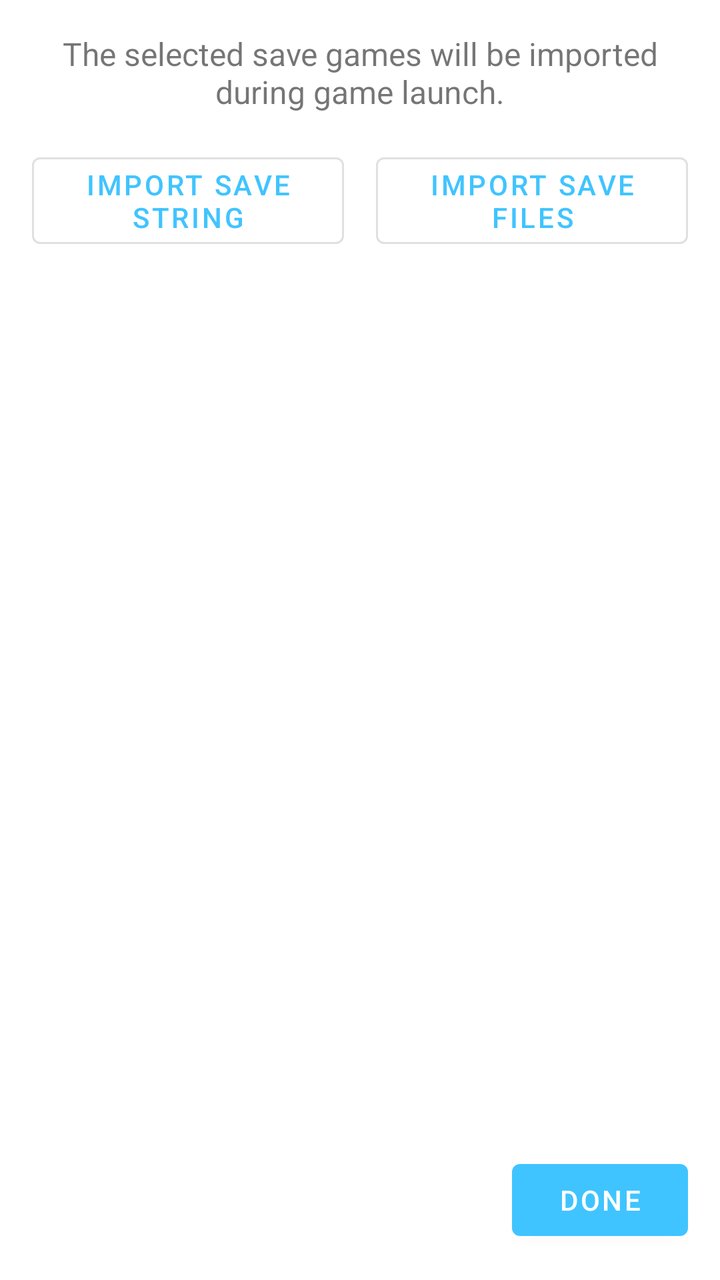
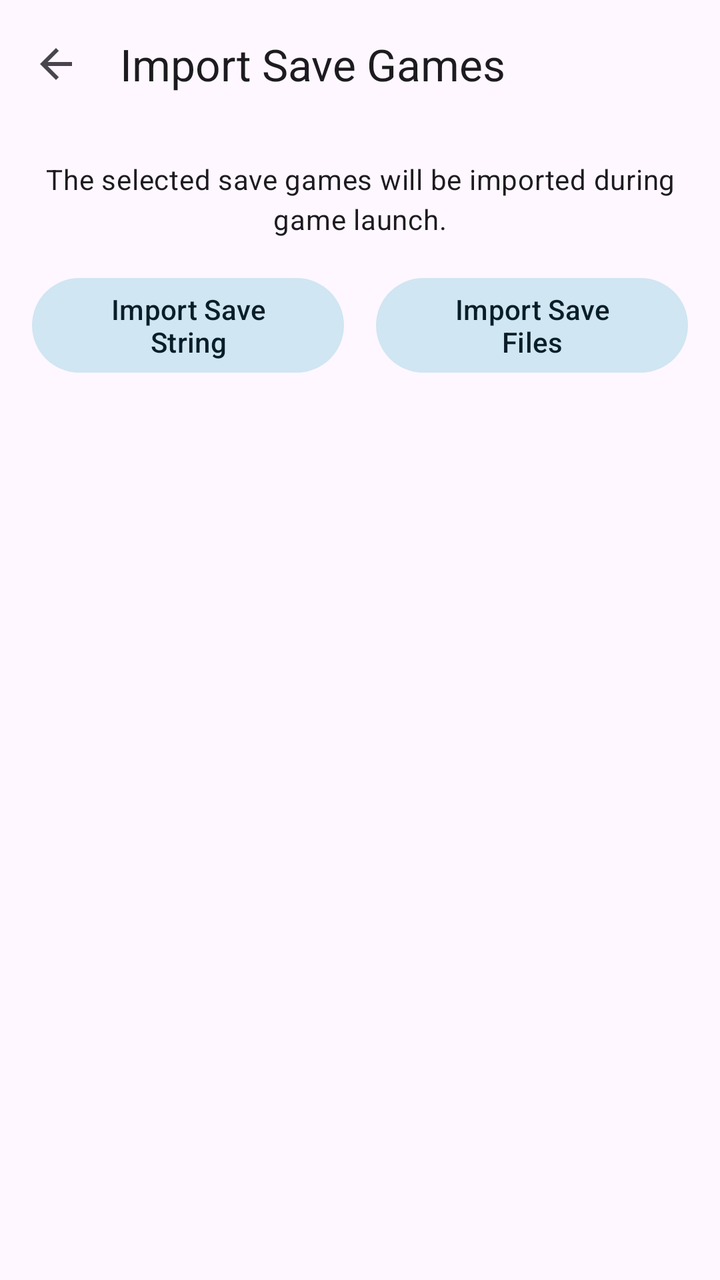

Two renders of the same Android screen: before a commit and after it. Below are the layout's source before the change and the commit's diff.
<!-- AndroidManifest.xml: application theme AppTheme -->
<!-- res/layout/activity_save_import.xml -->
<?xml version="1.0" encoding="utf-8"?>
<androidx.constraintlayout.widget.ConstraintLayout xmlns:android="http://schemas.android.com/apk/res/android"
    xmlns:app="http://schemas.android.com/apk/res-auto"
    android:layout_width="match_parent"
    android:layout_height="match_parent"
    android:padding="16dp">

    <TextView
        android:id="@+id/header_text"
        android:layout_width="0dp"
        android:layout_height="wrap_content"
        android:text="@string/save_import_header"
        android:textAlignment="center"
        android:textSize="16sp"
        app:layout_constraintEnd_toEndOf="parent"
        app:layout_constraintStart_toStartOf="parent"
        app:layout_constraintTop_toTopOf="parent" />

    <Button
        android:id="@+id/import_string_button"
        style="@style/Widget.MaterialComponents.Button.OutlinedButton"
        android:layout_width="0dp"
        android:layout_height="wrap_content"
        android:layout_marginTop="16dp"
        android:layout_marginEnd="8dp"
        android:text="@string/import_string_button"
        app:layout_constraintEnd_toStartOf="@+id/import_files_button"
        app:layout_constraintHorizontal_chainStyle="spread"
        app:layout_constraintStart_toStartOf="parent"
        app:layout_constraintTop_toBottomOf="@+id/header_text" />

    <Button
        android:id="@+id/import_files_button"
        style="@style/Widget.MaterialComponents.Button.OutlinedButton"
        android:layout_width="0dp"
        android:layout_height="wrap_content"
        android:layout_marginStart="8dp"
        android:layout_marginTop="16dp"
        android:text="@string/import_files_button"
        app:layout_constraintEnd_toEndOf="parent"
        app:layout_constraintStart_toEndOf="@+id/import_string_button"
        app:layout_constraintTop_toBottomOf="@+id/header_text" />

    <androidx.recyclerview.widget.RecyclerView
        android:id="@+id/saves_recycler_view"
        android:layout_width="0dp"
        android:layout_height="0dp"
        android:layout_marginTop="16dp"
        android:layout_marginBottom="16dp"
        app:layout_constraintBottom_toTopOf="@+id/done_button"
        app:layout_constraintEnd_toEndOf="parent"
        app:layout_constraintStart_toStartOf="parent"
        app:layout_constraintTop_toBottomOf="@+id/import_string_button" />

    <TextView
        android:id="@+id/empty_text"
        android:layout_width="wrap_content"
        android:layout_height="wrap_content"
        android:text="@string/save_import_empty"
        android:textColor="?android:attr/textColorSecondary"
        android:visibility="gone"
        app:layout_constraintBottom_toTopOf="@+id/done_button"
        app:layout_constraintEnd_toEndOf="parent"
        app:layout_constraintStart_toStartOf="parent"
        app:layout_constraintTop_toBottomOf="@+id/import_string_button" />

    <Button
        android:id="@+id/done_button"
        android:layout_width="wrap_content"
        android:layout_height="wrap_content"
        android:text="@string/save_import_done"
        app:layout_constraintBottom_toBottomOf="parent"
        app:layout_constraintEnd_toEndOf="parent" />

</androidx.constraintlayout.widget.ConstraintLayout>
<!-- resources referenced by this layout -->
<resources>
  <string name="import_files_button">Import Save Files</string>
  <string name="import_string_button">Import Save String</string>
  <string name="save_import_done">Done</string>
  <string name="save_import_empty">No save games queued</string>
  <string name="save_import_header">The selected save games will be imported during game launch.</string>
  <style name="AppTheme" parent="Theme.MaterialComponents.DayNight.NoActionBar">
          
          <item name="colorPrimary">@color/colorPrimary</item>
          <item name="colorPrimaryDark">@color/colorPrimaryDark</item>
          <item name="colorAccent">@color/colorAccent</item>
      </style>
  <color name="colorPrimary">#40C4FF</color>
  <color name="colorPrimaryDark">#448AFF</color>
  <color name="colorAccent">#40C4FF</color>
</resources>

<!-- the commit's change to res/layout/activity_save_import.xml (unified diff, before → after) -->
@@ -1,75 +1,91 @@
 <?xml version="1.0" encoding="utf-8"?>
-<androidx.constraintlayout.widget.ConstraintLayout xmlns:android="http://schemas.android.com/apk/res/android"
+<androidx.coordinatorlayout.widget.CoordinatorLayout xmlns:android="http://schemas.android.com/apk/res/android"
     xmlns:app="http://schemas.android.com/apk/res-auto"
     android:layout_width="match_parent"
-    android:layout_height="match_parent"
-    android:padding="16dp">
+    android:layout_height="match_parent">
 
-    <TextView
-        android:id="@+id/header_text"
-        android:layout_width="0dp"
+    <com.google.android.material.appbar.AppBarLayout
+        android:layout_width="match_parent"
         android:layout_height="wrap_content"
-        android:text="@string/save_import_header"
-        android:textAlignment="center"
-        android:textSize="16sp"
-        app:layout_constraintEnd_toEndOf="parent"
-        app:layout_constraintStart_toStartOf="parent"
-        app:layout_constraintTop_toTopOf="parent" />
+        android:fitsSystemWindows="true">
 
-    <Button
-        android:id="@+id/import_string_button"
-        style="@style/Widget.MaterialComponents.Button.OutlinedButton"
-        android:layout_width="0dp"
-        android:layout_height="wrap_content"
-        android:layout_marginTop="16dp"
-        android:layout_marginEnd="8dp"
-        android:text="@string/import_string_button"
-        app:layout_constraintEnd_toStartOf="@+id/import_files_button"
-        app:layout_constraintHorizontal_chainStyle="spread"
-        app:layout_constraintStart_toStartOf="parent"
-        app:layout_constraintTop_toBottomOf="@+id/header_text" />
+        <com.google.android.material.appbar.MaterialToolbar
+            android:id="@+id/toolbar"
+            android:layout_width="match_parent"
+            android:layout_height="?attr/actionBarSize"
+            app:navigationContentDescription="@string/back"
+            app:navigationIcon="@drawable/ic_arrow_back"
+            app:title="@string/import_saves_button" />
 
-    <Button
-        android:id="@+id/import_files_button"
-        style="@style/Widget.MaterialComponents.Button.OutlinedButton"
-        android:layout_width="0dp"
-        android:layout_height="wrap_content"
-        android:layout_marginStart="8dp"
-        android:layout_marginTop="16dp"
-        android:text="@string/import_files_button"
-        app:layout_constraintEnd_toEndOf="parent"
-        app:layout_constraintStart_toEndOf="@+id/import_string_button"
-        app:layout_constraintTop_toBottomOf="@+id/header_text" />
+    </com.google.android.material.appbar.AppBarLayout>
 
-    <androidx.recyclerview.widget.RecyclerView
-        android:id="@+id/saves_recycler_view"
-        android:layout_width="0dp"
-        android:layout_height="0dp"
-        android:layout_marginTop="16dp"
-        android:layout_marginBottom="16dp"
-        app:layout_constraintBottom_toTopOf="@+id/done_button"
-        app:layout_constraintEnd_toEndOf="parent"
-        app:layout_constraintStart_toStartOf="parent"
-        app:layout_constraintTop_toBottomOf="@+id/import_string_button" />
+    <androidx.constraintlayout.widget.ConstraintLayout
+        android:id="@+id/content"
+        android:layout_width="match_parent"
+        android:layout_height="match_parent"
+        android:padding="16dp"
+        app:layout_behavior="@string/appbar_scrolling_view_behavior">
 
-    <TextView
-        android:id="@+id/empty_text"
-        android:layout_width="wrap_content"
-        android:layout_height="wrap_content"
-        android:text="@string/save_import_empty"
-        android:textColor="?android:attr/textColorSecondary"
-        android:visibility="gone"
-        app:layout_constraintBottom_toTopOf="@+id/done_button"
-        app:layout_constraintEnd_toEndOf="parent"
-        app:layout_constraintStart_toStartOf="parent"
-        app:layout_constraintTop_toBottomOf="@+id/import_string_button" />
+        <TextView
+            android:id="@+id/header_text"
+            android:layout_width="0dp"
+            android:layout_height="wrap_content"
+            android:text="@string/save_import_header"
+            android:textAlignment="center"
+            android:textAppearance="?attr/textAppearanceBodyMedium"
+            app:layout_constraintEnd_toEndOf="parent"
+            app:layout_constraintStart_toStartOf="parent"
+            app:layout_constraintTop_toTopOf="parent" />
 
-    <Button
-        android:id="@+id/done_button"
-        android:layout_width="wrap_content"
-        android:layout_height="wrap_content"
-        android:text="@string/save_import_done"
-        app:layout_constraintBottom_toBottomOf="parent"
-        app:layout_constraintEnd_toEndOf="parent" />
+        <Button
+            android:id="@+id/import_string_button"
+            style="@style/Widget.Material3.Button.TonalButton"
+            android:layout_width="0dp"
+            android:layout_height="wrap_content"
+            android:layout_marginTop="16dp"
+            android:layout_marginEnd="8dp"
+            android:text="@string/import_string_button"
+            app:layout_constraintEnd_toStartOf="@+id/import_files_button"
+            app:layout_constraintHorizontal_chainStyle="spread"
+            app:layout_constraintStart_toStartOf="parent"
+            app:layout_constraintTop_toBottomOf="@+id/header_text" />
 
-</androidx.constraintlayout.widget.ConstraintLayout>
+        <Button
+            android:id="@+id/import_files_button"
+            style="@style/Widget.Material3.Button.TonalButton"
+            android:layout_width="0dp"
+            android:layout_height="wrap_content"
+            android:layout_marginStart="8dp"
+            android:layout_marginTop="16dp"
+            android:text="@string/import_files_button"
+            app:layout_constraintEnd_toEndOf="parent"
+            app:layout_constraintStart_toEndOf="@+id/import_string_button"
+            app:layout_constraintTop_toBottomOf="@+id/header_text" />
+
+        <androidx.recyclerview.widget.RecyclerView
+            android:id="@+id/saves_recycler_view"
+            android:layout_width="0dp"
+            android:layout_height="0dp"
+            android:layout_marginTop="16dp"
+            android:clipToPadding="false"
+            app:layout_constraintBottom_toBottomOf="parent"
+            app:layout_constraintEnd_toEndOf="parent"
+            app:layout_constraintStart_toStartOf="parent"
+            app:layout_constraintTop_toBottomOf="@+id/import_string_button" />
+
+        <TextView
+            android:id="@+id/empty_text"
+            android:layout_width="wrap_content"
+            android:layout_height="wrap_content"
+            android:text="@string/save_import_empty"
+            android:textAppearance="?attr/textAppearanceBodyMedium"
+            android:textColor="?attr/colorOnSurfaceVariant"
+            android:visibility="gone"
+            app:layout_constraintBottom_toBottomOf="parent"
+            app:layout_constraintEnd_toEndOf="parent"
+            app:layout_constraintStart_toStartOf="parent"
+            app:layout_constraintTop_toBottomOf="@+id/import_string_button" />
+
+    </androidx.constraintlayout.widget.ConstraintLayout>
+
+</androidx.coordinatorlayout.widget.CoordinatorLayout>
<!-- resource entries referenced after the edit -->
@@ -1,18 +1,40 @@
 <!-- resources referenced by this layout -->
 <resources>
+  <!-- drawable ic_arrow_back (drawable) -->
+  <vector xmlns:android="http://schemas.android.com/apk/res/android"
+      android:width="24dp"
+      android:height="24dp"
+      android:viewportWidth="24"
+      android:viewportHeight="24"
+      android:autoMirrored="true"
+      android:tint="?attr/colorControlNormal">
+      <path
+          android:fillColor="@android:color/black"
+          android:pathData="M20,11H7.83l5.59,-5.59L12,4l-8,8 8,8 1.41,-1.41L7.83,13H20v-2z"/>
+  </vector>
+  <string name="back">Back</string>
   <string name="import_files_button">Import Save Files</string>
+  <string name="import_saves_button">Import Save Games</string>
   <string name="import_string_button">Import Save String</string>
-  <string name="save_import_done">Done</string>
   <string name="save_import_empty">No save games queued</string>
   <string name="save_import_header">The selected save games will be imported during game launch.</string>
-  <style name="AppTheme" parent="Theme.MaterialComponents.DayNight.NoActionBar">
-          
+  <style name="AppTheme" parent="Theme.Material3.DayNight.NoActionBar">
           <item name="colorPrimary">@color/colorPrimary</item>
-          <item name="colorPrimaryDark">@color/colorPrimaryDark</item>
-          <item name="colorAccent">@color/colorAccent</item>
+          <item name="colorOnPrimary">@color/colorOnPrimary</item>
+          <item name="colorPrimaryContainer">@color/colorPrimaryContainer</item>
+          <item name="colorOnPrimaryContainer">@color/colorOnPrimaryContainer</item>
+          <item name="colorSecondary">@color/colorSecondary</item>
+          <item name="colorOnSecondary">@color/colorOnSecondary</item>
+          <item name="colorSecondaryContainer">@color/colorSecondaryContainer</item>
+          <item name="colorOnSecondaryContainer">@color/colorOnSecondaryContainer</item>
       </style>
-  <color name="colorPrimary">#40C4FF</color>
-  <color name="colorPrimaryDark">#448AFF</color>
-  <color name="colorAccent">#40C4FF</color>
+  <color name="colorPrimary">#006783</color>
+  <color name="colorOnPrimary">#FFFFFF</color>
+  <color name="colorPrimaryContainer">#BBE9FF</color>
+  <color name="colorOnPrimaryContainer">#001F2A</color>
+  <color name="colorSecondary">#4D616C</color>
+  <color name="colorOnSecondary">#FFFFFF</color>
+  <color name="colorSecondaryContainer">#D0E6F2</color>
+  <color name="colorOnSecondaryContainer">#081E28</color>
 </resources>
 
